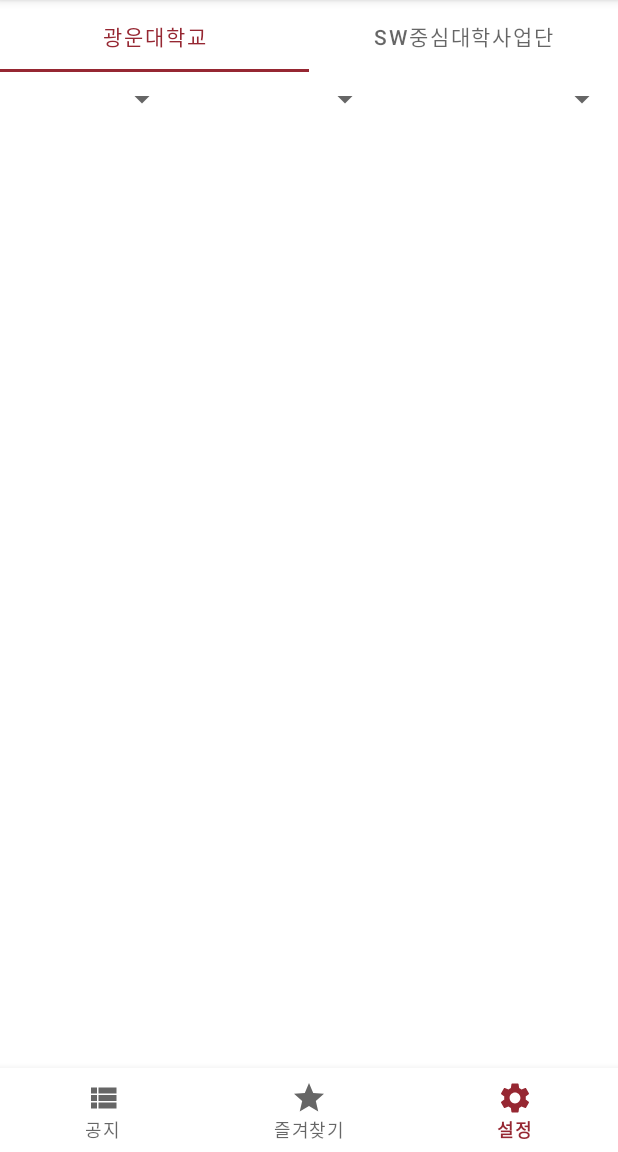
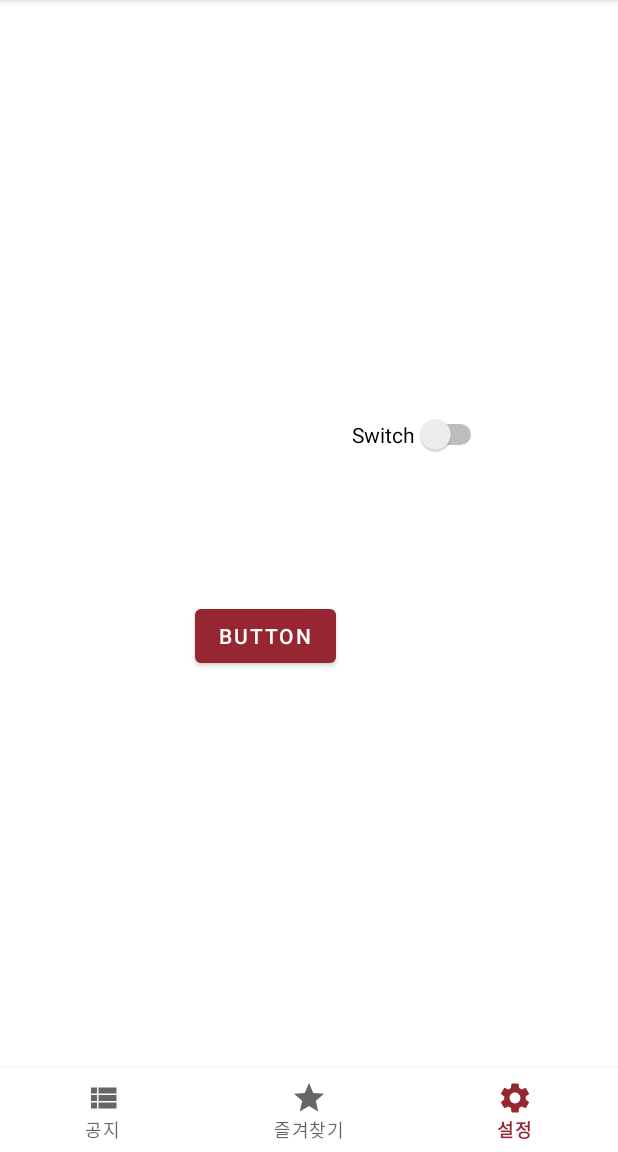
Before and after one commit to kw-service/kw-notice-v1, an Android app: the screen it shows after launch (MainActivity), item 3 of the bottom bar chosen, on a phone screen of 412 x 824 dp, the part 84-1236 px from its top. Run offline under Robolectric (Android 15) with nearby library versions, the phone set to English and light mode, and no system bars.

Commit message:
[fix] fragment transition & notice filtering bug

```diff
--- a/kw-notice-android/app/build.gradle
+++ b/kw-notice-android/app/build.gradle
@@ -1,6 +1,7 @@
 plugins {
     id 'com.android.application'
     id 'kotlin-android'
+    id 'com.google.gms.google-services'
 }
 
 android {
@@ -57,6 +58,10 @@ dependencies {
     implementation 'androidx.navigation:navigation-fragment-ktx:2.3.5'
     implementation 'androidx.navigation:navigation-ui-ktx:2.3.5'
 
+    implementation platform('com.google.firebase:firebase-bom:29.0.4')
+    implementation 'com.google.firebase:firebase-messaging-ktx'
+    implementation 'com.google.firebase:firebase-analytics-ktx'
+
     testImplementation 'junit:junit:4.+'
     androidTestImplementation 'androidx.test.ext:junit:1.1.3'
     androidTestImplementation 'androidx.test.espresso:espresso-core:3.4.0'
--- a/kw-notice-android/app/src/main/java/dev/yjyoon/kwnotice/view/main/MainActivity.kt
+++ b/kw-notice-android/app/src/main/java/dev/yjyoon/kwnotice/view/main/MainActivity.kt
@@ -6,12 +6,14 @@ import androidx.fragment.app.Fragment
 import dev.yjyoon.kwnotice.R
 import dev.yjyoon.kwnotice.databinding.ActivityMainBinding
 import dev.yjyoon.kwnotice.view.notice.NoticeFragment
+import dev.yjyoon.kwnotice.view.setting.SettingFragment
 
 class MainActivity : AppCompatActivity() {
 
     private val binding by lazy { ActivityMainBinding.inflate(layoutInflater) }
 
     private val noticeFragment = NoticeFragment()
+    private val settingFragment = SettingFragment()
 
     override fun onCreate(savedInstanceState: Bundle?) {
         super.onCreate(savedInstanceState)
@@ -27,7 +29,7 @@ class MainActivity : AppCompatActivity() {
                     when(it.itemId) {
                         R.id.notice -> { noticeFragment }
                         R.id.favorite -> { noticeFragment }
-                        R.id.setting -> { noticeFragment }
+                        R.id.setting -> { settingFragment }
                         else -> { noticeFragment }
                     }
                 )
--- a/kw-notice-android/app/src/main/java/dev/yjyoon/kwnotice/view/notice/NoticeFragment.kt
+++ b/kw-notice-android/app/src/main/java/dev/yjyoon/kwnotice/view/notice/NoticeFragment.kt
@@ -21,7 +21,9 @@ class NoticeFragment : Fragment() {
     ): View {
 
         val fragmentList = listOf(KwHomeNoticeFragment(), SwCentralNoticeFragment())
-        binding.noticeViewPager.adapter = NoticeFragmentAdapter(requireActivity(), fragmentList)
+
+        // Fragment 안에서 ViewPager 사용 시 FragmentStateAdapter 에 childFragmentManager 전달 필요
+        binding.noticeViewPager.adapter = NoticeFragmentAdapter(childFragmentManager, lifecycle, fragmentList)
 
         val tabTitles = listOf("광운대학교", "SW중심대학사업단")
         TabLayoutMediator(
--- a/kw-notice-android/app/src/main/java/dev/yjyoon/kwnotice/view/notice/NoticeFragmentAdapter.kt
+++ b/kw-notice-android/app/src/main/java/dev/yjyoon/kwnotice/view/notice/NoticeFragmentAdapter.kt
@@ -1,11 +1,13 @@
 package dev.yjyoon.kwnotice.view.notice
 
 import androidx.fragment.app.Fragment
-import androidx.fragment.app.FragmentActivity
+import androidx.fragment.app.FragmentManager
+import androidx.lifecycle.Lifecycle
 import androidx.viewpager2.adapter.FragmentStateAdapter
 
-class NoticeFragmentAdapter(fragmentActivity: FragmentActivity, private val fragmentList: List<Fragment>) :
-    FragmentStateAdapter(fragmentActivity) {
+
+class NoticeFragmentAdapter(fragmentManager: FragmentManager, lifecycle: Lifecycle, private val fragmentList: List<Fragment>) :
+    FragmentStateAdapter(fragmentManager, lifecycle) {
 
     override fun getItemCount(): Int {
         return fragmentList.size
--- /dev/null
+++ b/kw-notice-android/app/src/main/java/dev/yjyoon/kwnotice/view/setting/SettingFragment.kt
@@ -0,0 +1,43 @@
+package dev.yjyoon.kwnotice.view.setting
+
+import android.os.Bundle
+import android.util.Log
+import androidx.fragment.app.Fragment
+import android.view.LayoutInflater
+import android.view.View
+import android.view.ViewGroup
+import android.widget.Toast
+import com.google.android.gms.tasks.OnCompleteListener
+import com.google.firebase.ktx.Firebase
+import com.google.firebase.messaging.FirebaseMessaging
+import com.google.firebase.messaging.ktx.messaging
+import dev.yjyoon.kwnotice.R
+import dev.yjyoon.kwnotice.databinding.FragmentSettingBinding
+
+class SettingFragment : Fragment() {
+
+    private val binding by lazy { FragmentSettingBinding.inflate(layoutInflater) }
+
+    override fun onCreateView(
+        inflater: LayoutInflater, container: ViewGroup?,
+        savedInstanceState: Bundle?
+    ): View? {
+
+        binding.button2.setOnClickListener{
+            FirebaseMessaging.getInstance().token.addOnCompleteListener(OnCompleteListener { task ->
+                if (!task.isSuccessful) {
+                    Log.w("FCM", "Fetching FCM registration token failed", task.exception)
+
+                    return@OnCompleteListener
+                }
+
+                val token = task.result
+
+                Log.d("fcm", token)
+            })
+
+            Firebase.messaging.subscribeToTopic("kw-home")
+        }
+        return binding.root
+    }
+}
--- a/kw-notice-android/app/src/main/java/dev/yjyoon/kwnotice/viewmodel/NoticeViewModel.kt
+++ b/kw-notice-android/app/src/main/java/dev/yjyoon/kwnotice/viewmodel/NoticeViewModel.kt
@@ -19,8 +19,8 @@ class NoticeViewModel: ViewModel() {
     fun filterTagKwHomeNotices(): LiveData<List<KwHomeNotice>> {
         val filteredNotices = MutableLiveData<List<KwHomeNotice>>(kwHomeNotices.value)
 
-        if(tagFilter != "전체")  filteredNotices.value = kwHomeNotices.value?.filter { notice -> notice.tag == tagFilter }
-        if(departmentFilter != "전체 부서") filteredNotices.value = kwHomeNotices.value?.filter { notice -> notice.department == departmentFilter }
+        if(tagFilter != "전체")  filteredNotices.value = filteredNotices.value?.filter { notice -> notice.tag == tagFilter }
+        if(departmentFilter != "전체 부서") filteredNotices.value = filteredNotices.value?.filter { notice -> notice.department == departmentFilter }
         when(sortOption) {
             "최근 수정 순" -> filteredNotices.value = filteredNotices.value?.sortedByDescending{ it.modifiedDate }
             "최근 작성 순" -> filteredNotices.value = filteredNotices.value?.sortedByDescending{ it.postedDate }
--- a/kw-notice-android/app/src/main/res/layout/fragment_notice.xml
+++ b/kw-notice-android/app/src/main/res/layout/fragment_notice.xml
@@ -10,6 +10,7 @@
         android:id="@+id/noticeViewPager"
         android:layout_width="0dp"
         android:layout_height="0dp"
+        android:saveEnabled="false"
         app:layout_constraintBottom_toBottomOf="parent"
         app:layout_constraintEnd_toEndOf="parent"
         app:layout_constraintHorizontal_bias="0.0"
--- /dev/null
+++ b/kw-notice-android/app/src/main/res/layout/fragment_setting.xml
@@ -0,0 +1,28 @@
+<?xml version="1.0" encoding="utf-8"?>
+<androidx.constraintlayout.widget.ConstraintLayout xmlns:android="http://schemas.android.com/apk/res/android"
+    xmlns:app="http://schemas.android.com/apk/res-auto"
+    xmlns:tools="http://schemas.android.com/tools"
+    android:layout_width="match_parent"
+    android:layout_height="match_parent"
+    tools:context=".view.setting.SettingFragment">
+
+    <Button
+        android:id="@+id/button2"
+        android:layout_width="wrap_content"
+        android:layout_height="wrap_content"
+        android:layout_marginStart="130dp"
+        android:layout_marginBottom="264dp"
+        android:text="Button"
+        app:layout_constraintBottom_toBottomOf="parent"
+        app:layout_constraintStart_toStartOf="parent" />
+
+    <Switch
+        android:id="@+id/switch1"
+        android:layout_width="wrap_content"
+        android:layout_height="wrap_content"
+        android:layout_marginTop="276dp"
+        android:layout_marginEnd="87dp"
+        android:text="Switch"
+        app:layout_constraintEnd_toEndOf="parent"
+        app:layout_constraintTop_toTopOf="parent" />
+</androidx.constraintlayout.widget.ConstraintLayout>
--- a/kw-notice-android/app/src/main/res/values/strings.xml
+++ b/kw-notice-android/app/src/main/res/values/strings.xml
@@ -5,4 +5,6 @@
     <string name="favorite">즐겨찾기</string>
     <string name="setting">설정</string>
     <string name="notice">공지</string>
+    <!-- TODO: Remove or change this placeholder text -->
+    <string name="hello_blank_fragment">Hello blank fragment</string>
 </resources>
--- a/kw-notice-android/build.gradle
+++ b/kw-notice-android/build.gradle
@@ -8,7 +8,7 @@ buildscript {
     dependencies {
         classpath "com.android.tools.build:gradle:4.1.2"
         classpath "org.jetbrains.kotlin:kotlin-gradle-plugin:$kotlin_version"
-
+        classpath 'com.google.gms:google-services:4.3.10'
         // NOTE: Do not place your application dependencies here; they belong
         // in the individual module build.gradle files
     }
```
Also changed, not shown: kw-notice-android/app/src/main/AndroidManifest.xml (+8 -1 lines), kw-notice-android/app/src/main/java/dev/yjyoon/kwnotice/fcm/KwNoticeFcmService.kt (added, +72 -0 lines), 1 other file.
